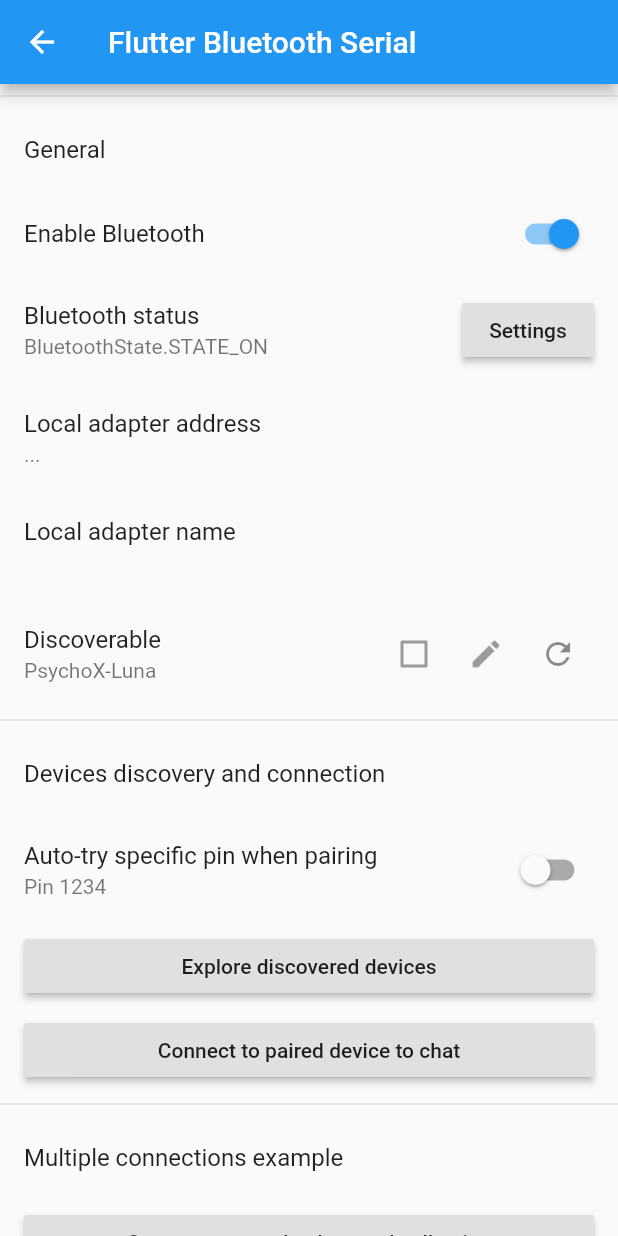
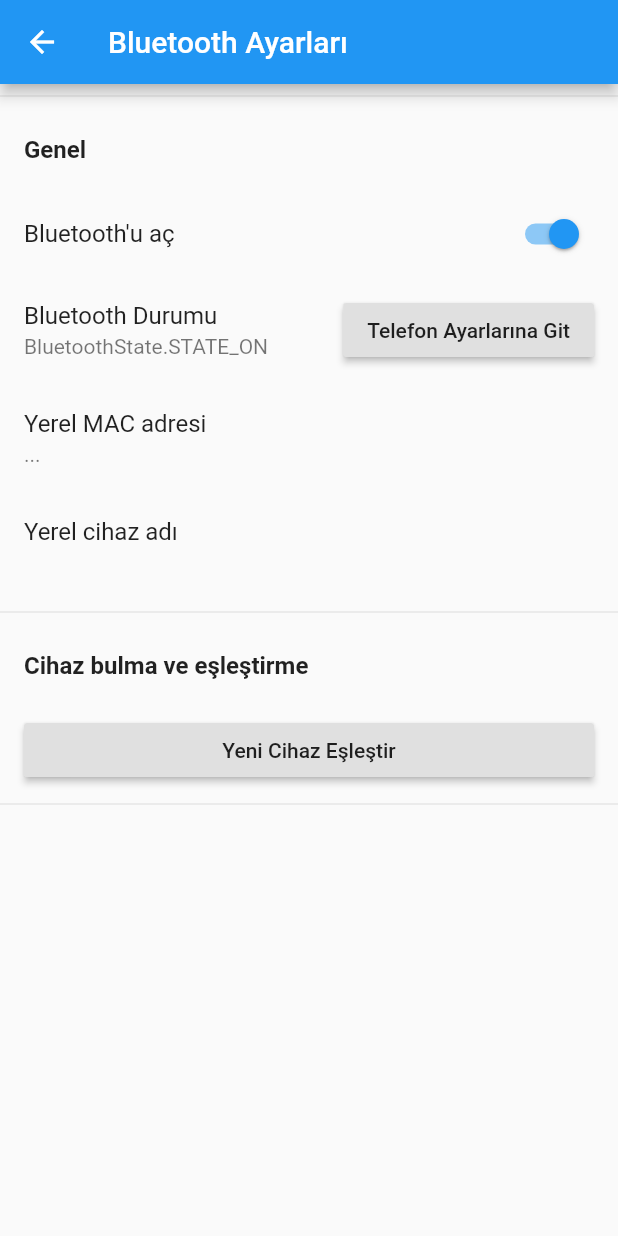
Before and after one commit to aliakgoz/taek_v1, a Flutter app: the MainPage screen opened directly, on a phone screen of 412 x 824 dp. Run offline on Flutter 3.47's test engine with Material 2 defaults, Android fonts, the phone set to English and light mode, and no system bars; our stand-ins replace avatar_glow, flutter_bluetooth_serial; missing offline and left inert: battery_indicator, flutter_beep; statements that could not run were skipped.

Commit message:
dekorasyon v1

```diff
--- a/lib/DiscoveryPage.dart
+++ b/lib/DiscoveryPage.dart
@@ -70,8 +70,8 @@ class _DiscoveryPage extends State<DiscoveryPage> {
     return Scaffold(
       appBar: AppBar(
         title: isDiscovering
-            ? Text('Discovering devices')
-            : Text('Discovered devices'),
+            ? Text('Cihazları Tarıyor')
+            : Text('Cihazlar Bulundu'),
         actions: <Widget>[
           isDiscovering
               ? FittedBox(
@@ -95,23 +95,24 @@ class _DiscoveryPage extends State<DiscoveryPage> {
           return BluetoothDeviceListEntry(
             device: result.device,
             rssi: result.rssi,
-            onTap: () {
-              Navigator.of(context).pop(result.device);
-            },
-            onLongPress: () async {
+            // onTap: () {
+            //   Navigator.of(context).pop(result.device);
+            // },
+            onTap: () async {
               try {
                 bool bonded = false;
                 if (result.device.isBonded) {
-                  print('Unbonding from ${result.device.address}...');
+                  print('Eşleşme  sonlandırılıyor ${result.device.address}...');
                   await FlutterBluetoothSerial.instance
                       .removeDeviceBondWithAddress(result.device.address);
-                  print('Unbonding from ${result.device.address} has succed');
+                  print(
+                      '${result.device.address} cihaz ile olan eşleşme sonlandırıldı');
                 } else {
-                  print('Bonding with ${result.device.address}...');
+                  print('${result.device.address} ile eşleniyor...');
                   bonded = await FlutterBluetoothSerial.instance
                       .bondDeviceAtAddress(result.device.address);
                   print(
-                      'Bonding with ${result.device.address} has ${bonded ? 'succed' : 'failed'}.');
+                      'Eşleşme ${result.device.address} ${bonded ? 'succed' : 'failed'}.');
                 }
                 setState(() {
                   results[results.indexOf(result)] = BluetoothDiscoveryResult(
@@ -130,15 +131,16 @@ class _DiscoveryPage extends State<DiscoveryPage> {
                   context: context,
                   builder: (BuildContext context) {
                     return AlertDialog(
-                      title: const Text('Error occured while bonding'),
+                      title: const Text('Eşleşirken hata oluştu'),
                       content: Text("${ex.toString()}"),
                       actions: <Widget>[
                         new FlatButton(
-                          child: new Text("Close"),
+                          child: new Text("Kapat"),
                           onPressed: () {
                             Navigator.of(context).pop();
                           },
                         ),
+                        Divider(),
                       ],
                     );
                   },
--- a/lib/MainPage.dart
+++ b/lib/MainPage.dart
@@ -91,15 +91,22 @@ class _MainPage extends State<MainPage> {
   Widget build(BuildContext context) {
     return Scaffold(
       appBar: AppBar(
-        title: const Text('Flutter Bluetooth Serial'),
+        title: const Text('Bluetooth Ayarları'),
       ),
       body: Container(
         child: ListView(
           children: <Widget>[
             Divider(),
-            ListTile(title: const Text('General')),
+            ListTile(
+              title: const Text(
+                'Genel',
+                style: TextStyle(
+                  fontWeight: FontWeight.bold,
+                ),
+              ),
+            ),
             SwitchListTile(
-              title: const Text('Enable Bluetooth'),
+              title: const Text("Bluetooth'u aç"),
               value: _bluetoothState.isEnabled,
               onChanged: (bool value) {
                 // Do the request and update with the true value then
@@ -117,109 +124,116 @@ class _MainPage extends State<MainPage> {
               },
             ),
             ListTile(
-              title: const Text('Bluetooth status'),
+              title: const Text('Bluetooth Durumu'),
               subtitle: Text(_bluetoothState.toString()),
               trailing: RaisedButton(
-                child: const Text('Settings'),
+                child: const Text('Telefon Ayarlarına Git'),
                 onPressed: () {
                   FlutterBluetoothSerial.instance.openSettings();
                 },
               ),
             ),
             ListTile(
-              title: const Text('Local adapter address'),
+              title: const Text('Yerel MAC adresi'),
               subtitle: Text(_address),
             ),
             ListTile(
-              title: const Text('Local adapter name'),
+              title: const Text('Yerel cihaz adı'),
               subtitle: Text(_name),
               onLongPress: null,
             ),
+            // ListTile(
+            //   title: _discoverableTimeoutSecondsLeft == 0
+            //       ? const Text("Görünebilir")
+            //       : Text(
+            //           "${_discoverableTimeoutSecondsLeft}s için bulunabilir."),
+            //   subtitle: const Text("PsychoX-Luna"),
+            //   trailing: Row(
+            //     mainAxisSize: MainAxisSize.min,
+            //     children: [
+            //       Checkbox(
+            //         value: _discoverableTimeoutSecondsLeft != 0,
+            //         onChanged: null,
+            //       ),
+            //       IconButton(
+            //         icon: const Icon(Icons.edit),
+            //         onPressed: null,
+            //       ),
+            //       IconButton(
+            //         icon: const Icon(Icons.refresh),
+            //         onPressed: () async {
+            //           print('Discoverable requested');
+            //           final int timeout = await FlutterBluetoothSerial.instance
+            //               .requestDiscoverable(60);
+            //           if (timeout < 0) {
+            //             print('Discoverable mode denied');
+            //           } else {
+            //             print(
+            //                 'Discoverable mode acquired for $timeout seconds');
+            //           }
+            //           setState(() {
+            //             _discoverableTimeoutTimer?.cancel();
+            //             _discoverableTimeoutSecondsLeft = timeout;
+            //             _discoverableTimeoutTimer =
+            //                 Timer.periodic(Duration(seconds: 1), (Timer timer) {
+            //               setState(() {
+            //                 if (_discoverableTimeoutSecondsLeft < 0) {
+            //                   FlutterBluetoothSerial.instance.isDiscoverable
+            //                       .then((isDiscoverable) {
+            //                     if (isDiscoverable) {
+            //                       print(
+            //                           "Discoverable after timeout... might be infinity timeout :F");
+            //                       _discoverableTimeoutSecondsLeft += 1;
+            //                     }
+            //                   });
+            //                   timer.cancel();
+            //                   _discoverableTimeoutSecondsLeft = 0;
+            //                 } else {
+            //                   _discoverableTimeoutSecondsLeft -= 1;
+            //                 }
+            //               });
+            //             });
+            //           });
+            //         },
+            //       )
+            //     ],
+            //   ),
+            // ),
+            Divider(),
             ListTile(
-              title: _discoverableTimeoutSecondsLeft == 0
-                  ? const Text("Discoverable")
-                  : Text(
-                      "Discoverable for ${_discoverableTimeoutSecondsLeft}s"),
-              subtitle: const Text("PsychoX-Luna"),
-              trailing: Row(
-                mainAxisSize: MainAxisSize.min,
-                children: [
-                  Checkbox(
-                    value: _discoverableTimeoutSecondsLeft != 0,
-                    onChanged: null,
-                  ),
-                  IconButton(
-                    icon: const Icon(Icons.edit),
-                    onPressed: null,
-                  ),
-                  IconButton(
-                    icon: const Icon(Icons.refresh),
-                    onPressed: () async {
-                      print('Discoverable requested');
-                      final int timeout = await FlutterBluetoothSerial.instance
-                          .requestDiscoverable(60);
-                      if (timeout < 0) {
-                        print('Discoverable mode denied');
-                      } else {
-                        print(
-                            'Discoverable mode acquired for $timeout seconds');
-                      }
-                      setState(() {
-                        _discoverableTimeoutTimer?.cancel();
-                        _discoverableTimeoutSecondsLeft = timeout;
-                        _discoverableTimeoutTimer =
-                            Timer.periodic(Duration(seconds: 1), (Timer timer) {
-                          setState(() {
-                            if (_discoverableTimeoutSecondsLeft < 0) {
-                              FlutterBluetoothSerial.instance.isDiscoverable
-                                  .then((isDiscoverable) {
-                                if (isDiscoverable) {
-                                  print(
-                                      "Discoverable after timeout... might be infinity timeout :F");
-                                  _discoverableTimeoutSecondsLeft += 1;
-                                }
-                              });
-                              timer.cancel();
-                              _discoverableTimeoutSecondsLeft = 0;
-                            } else {
-                              _discoverableTimeoutSecondsLeft -= 1;
-                            }
-                          });
-                        });
-                      });
-                    },
-                  )
-                ],
+              title: const Text(
+                'Cihaz bulma ve eşleştirme',
+                style: TextStyle(
+                  fontWeight: FontWeight.bold,
+                ),
               ),
             ),
-            Divider(),
-            ListTile(title: const Text('Devices discovery and connection')),
-            SwitchListTile(
-              title: const Text('Auto-try specific pin when pairing'),
-              subtitle: const Text('Pin 1234'),
-              value: _autoAcceptPairingRequests,
-              onChanged: (bool value) {
-                setState(() {
-                  _autoAcceptPairingRequests = value;
-                });
-                if (value) {
-                  FlutterBluetoothSerial.instance.setPairingRequestHandler(
-                      (BluetoothPairingRequest request) {
-                    print("Trying to auto-pair with Pin 1234");
-                    if (request.pairingVariant == PairingVariant.Pin) {
-                      return Future.value("1234");
-                    }
-                    return null;
-                  });
-                } else {
-                  FlutterBluetoothSerial.instance
-                      .setPairingRequestHandler(null);
-                }
-              },
-            ),
+            // SwitchListTile(
+            //   title: const Text('Auto-try specific pin when pairing'),
+            //   subtitle: const Text('Pin 1234'),
+            //   value: _autoAcceptPairingRequests,
+            //   onChanged: (bool value) {
+            //     setState(() {
+            //       _autoAcceptPairingRequests = value;
+            //     });
+            //     if (value) {
+            //       FlutterBluetoothSerial.instance.setPairingRequestHandler(
+            //           (BluetoothPairingRequest request) {
+            //         print("Trying to auto-pair with Pin 1234");
+            //         if (request.pairingVariant == PairingVariant.Pin) {
+            //           return Future.value("1234");
+            //         }
+            //         return null;
+            //       });
+            //     } else {
+            //       FlutterBluetoothSerial.instance
+            //           .setPairingRequestHandler(null);
+            //     }
+            //   },
+            // ),
             ListTile(
               title: RaisedButton(
-                  child: const Text('Explore discovered devices'),
+                  child: const Text('Yeni Cihaz Eşleştir'),
                   onPressed: () async {
                     final BluetoothDevice selectedDevice =
                         await Navigator.of(context).push(
@@ -237,81 +251,81 @@ class _MainPage extends State<MainPage> {
                     }
                   }),
             ),
-            ListTile(
-              title: RaisedButton(
-                child: const Text('Connect to paired device to chat'),
-                onPressed: () async {
-                  final BluetoothDevice selectedDevice =
-                      await Navigator.of(context).push(
-                    MaterialPageRoute(
-                      builder: (context) {
-                        return SelectBondedDevicePage(checkAvailability: false);
-                      },
-                    ),
-                  );
+            // ListTile(
+            //   title: RaisedButton(
+            //     child: const Text('Connect to paired device to chat'),
+            //     onPressed: () async {
+            //       final BluetoothDevice selectedDevice =
+            //           await Navigator.of(context).push(
+            //         MaterialPageRoute(
+            //           builder: (context) {
+            //             return SelectBondedDevicePage(checkAvailability: false);
+            //           },
+            //         ),
+            //       );
 
-                  if (selectedDevice != null) {
-                    print('Connect -> selected ' + selectedDevice.address);
-                    _startChat(context, selectedDevice);
-                  } else {
-                    print('Connect -> no device selected');
-                  }
-                },
-              ),
-            ),
+            //       if (selectedDevice != null) {
+            //         print('Connect -> selected ' + selectedDevice.address);
+            //         _startChat(context, selectedDevice);
+            //       } else {
+            //         print('Connect -> no device selected');
+            //       }
+            //     },
+            //   ),
+            // ),
             Divider(),
-            ListTile(title: const Text('Multiple connections example')),
-            ListTile(
-              title: RaisedButton(
-                child: ((_collectingTask != null && _collectingTask.inProgress)
-                    ? const Text('Disconnect and stop background collecting')
-                    : const Text('Connect to start background collecting')),
-                onPressed: () async {
-                  if (_collectingTask != null && _collectingTask.inProgress) {
-                    await _collectingTask.cancel();
-                    setState(() {
-                      /* Update for `_collectingTask.inProgress` */
-                    });
-                  } else {
-                    final BluetoothDevice selectedDevice =
-                        await Navigator.of(context).push(
-                      MaterialPageRoute(
-                        builder: (context) {
-                          return SelectBondedDevicePage(
-                              checkAvailability: false);
-                        },
-                      ),
-                    );
+            // ListTile(title: const Text('Multiple connections example')),
+            // ListTile(
+            //   title: RaisedButton(
+            //     child: ((_collectingTask != null && _collectingTask.inProgress)
+            //         ? const Text('Disconnect and stop background collecting')
+            //         : const Text('Connect to start background collecting')),
+            //     onPressed: () async {
+            //       if (_collectingTask != null && _collectingTask.inProgress) {
+            //         await _collectingTask.cancel();
+            //         setState(() {
+            //           /* Update for `_collectingTask.inProgress` */
+            //         });
+            //       } else {
+            //         final BluetoothDevice selectedDevice =
+            //             await Navigator.of(context).push(
+            //           MaterialPageRoute(
+            //             builder: (context) {
+            //               return SelectBondedDevicePage(
+            //                   checkAvailability: false);
+            //             },
+            //           ),
+            //         );
 
-                    if (selectedDevice != null) {
-                      await _startBackgroundTask(context, selectedDevice);
-                      setState(() {
-                        /* Update for `_collectingTask.inProgress` */
-                      });
-                    }
-                  }
-                },
-              ),
-            ),
-            ListTile(
-              title: RaisedButton(
-                child: const Text('View background collected data'),
-                onPressed: (_collectingTask != null)
-                    ? () {
-                        Navigator.of(context).push(
-                          MaterialPageRoute(
-                            builder: (context) {
-                              return ScopedModel<BackgroundCollectingTask>(
-                                model: _collectingTask,
-                                child: BackgroundCollectedPage(),
-                              );
-                            },
-                          ),
-                        );
-                      }
-                    : null,
-              ),
-            ),
+            //         if (selectedDevice != null) {
+            //           await _startBackgroundTask(context, selectedDevice);
+            //           setState(() {
+            //             /* Update for `_collectingTask.inProgress` */
+            //           });
+            //         }
+            //       }
+            //     },
+            //   ),
+            // ),
+            // ListTile(
+            //   title: RaisedButton(
+            //     child: const Text('View background collected data'),
+            //     onPressed: (_collectingTask != null)
+            //         ? () {
+            //             Navigator.of(context).push(
+            //               MaterialPageRoute(
+            //                 builder: (context) {
+            //                   return ScopedModel<BackgroundCollectingTask>(
+            //                     model: _collectingTask,
+            //                     child: BackgroundCollectedPage(),
+            //                   );
+            //                 },
+            //               ),
+            //             );
+            //           }
+            //         : null,
+            //   ),
+            // ),
           ],
         ),
       ),
--- a/lib/SelectBondedDevicePage.dart
+++ b/lib/SelectBondedDevicePage.dart
@@ -119,7 +119,7 @@ class _SelectBondedDevicePage extends State<SelectBondedDevicePage> {
         .toList();
     return Scaffold(
       appBar: AppBar(
-        title: Text('Select device'),
+        title: Text('Cihazı Seçin'),
         actions: <Widget>[
           _isDiscovering
               ? FittedBox(
```
Also changed, not shown: lib/main.dart (+5 -5 lines), 1 other file.
